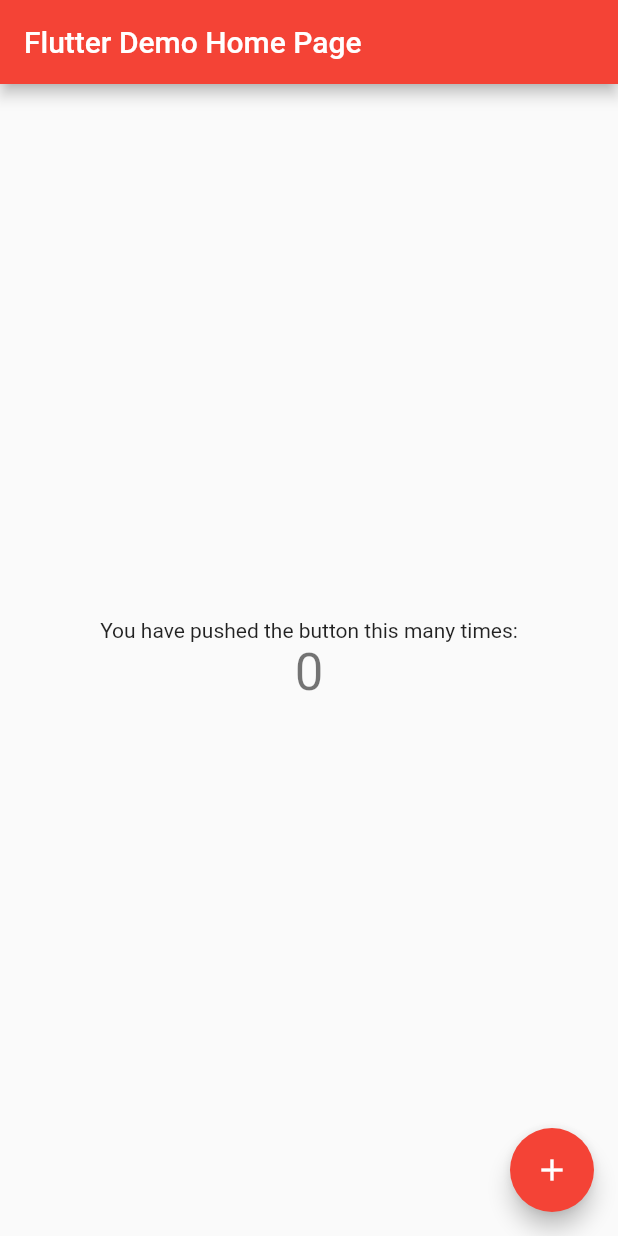
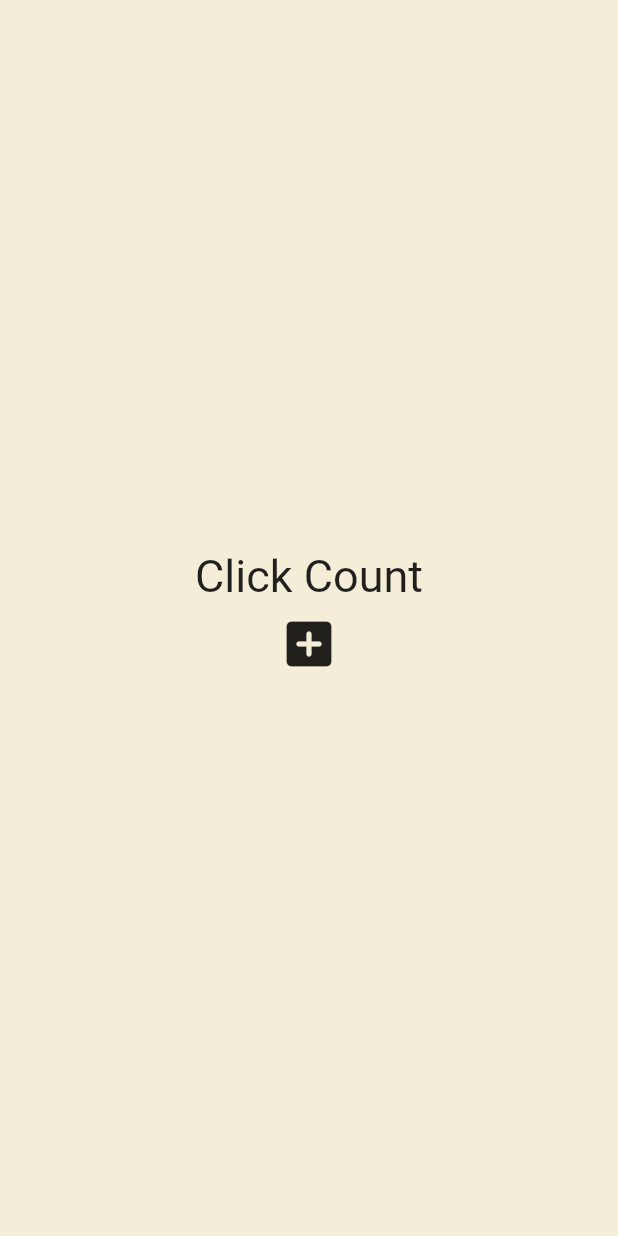
Before and after one commit to koreakb/flutter_state, a Flutter app: the screen it shows after launch, on a phone screen of 412 x 824 dp. Run offline on Flutter 3.47's test engine with Material 2 defaults, Android fonts, the phone set to English and light mode, and no system bars.

Commit message:
first commit

```diff
--- a/lib/main.dart
+++ b/lib/main.dart
@@ -1,115 +1,47 @@
 import 'package:flutter/material.dart';
+import 'main_homepage.dart';
 
 void main() {
-  runApp(const MyApp());
+  runApp(App());
 }
 
-class MyApp extends StatelessWidget {
-  const MyApp({super.key});
-
-  // This widget is the root of your application.
+class App extends StatefulWidget {
   @override
-  Widget build(BuildContext context) {
-    return MaterialApp(
-      title: 'Flutter Demo',
-      theme: ThemeData(
-        // This is the theme of your application.
-        //
-        // Try running your application with "flutter run". You'll see the
-        // application has a blue toolbar. Then, without quitting the app, try
-        // changing the primarySwatch below to Colors.green and then invoke
-        // "hot reload" (press "r" in the console where you ran "flutter run",
-        // or simply save your changes to "hot reload" in a Flutter IDE).
-        // Notice that the counter didn't reset back to zero; the application
-        // is not restarted.
-        primarySwatch: Colors.red,
-      ),
-      home: const MyHomePage(title: 'Flutter Demo Home Page'),
-    );
-  }
+  State<App> createState() => _AppState();
 }
 
-class MyHomePage extends StatefulWidget {
-  const MyHomePage({super.key, required this.title});
+class _AppState extends State<App> {
+  // This widget is the root of your application.
 
-  // This widget is the home page of your application. It is stateful, meaning
-  // that it has a State object (defined below) that contains fields that affect
-  // how it looks.
+  List<int> numbers = [];
 
-  // This class is the configuration for the state. It holds the values (in this
-  // case the title) provided by the parent (in this case the App widget) and
-  // used by the build method of the State. Fields in a Widget subclass are
-  // always marked "final".
-
-  final String title;
-
-  @override
-  State<MyHomePage> createState() => _MyHomePageState();
-}
-
-class _MyHomePageState extends State<MyHomePage> {
-  int _counter = 0;
-
-  void _incrementCounter() {
-    setState(() {
-      // This call to setState tells the Flutter framework that something has
-      // changed in this State, which causes it to rerun the build method below
-      // so that the display can reflect the updated values. If we changed
-      // _counter without calling setState(), then the build method would not be
-      // called again, and so nothing would appear to happen.
-      _counter++;
-    });
+  void onClicked() {
+    numbers.add(numbers.length);
+    print(numbers);
   }
 
   @override
   Widget build(BuildContext context) {
-    // This method is rerun every time setState is called, for instance as done
-    // by the _incrementCounter method above.
-    //
-    // The Flutter framework has been optimized to make rerunning build methods
-    // fast, so that you can just rebuild anything that needs updating rather
-    // than having to individually change instances of widgets.
-    return Scaffold(
-      appBar: AppBar(
-        // Here we take the value from the MyHomePage object that was created by
-        // the App.build method, and use it to set our appbar title.
-        title: Text(widget.title),
-      ),
-      body: Center(
-        // Center is a layout widget. It takes a single child and positions it
-        // in the middle of the parent.
-        child: Column(
-          // Column is also a layout widget. It takes a list of children and
-          // arranges them vertically. By default, it sizes itself to fit its
-          // children horizontally, and tries to be as tall as its parent.
-          //
-          // Invoke "debug painting" (press "p" in the console, choose the
-          // "Toggle Debug Paint" action from the Flutter Inspector in Android
-          // Studio, or the "Toggle Debug Paint" command in Visual Studio Code)
-          // to see the wireframe for each widget.
-          //
-          // Column has various properties to control how it sizes itself and
-          // how it positions its children. Here we use mainAxisAlignment to
-          // center the children vertically; the main axis here is the vertical
-          // axis because Columns are vertical (the cross axis would be
-          // horizontal).
-          mainAxisAlignment: MainAxisAlignment.center,
-          children: <Widget>[
-            const Text(
-              'You have pushed the button this many times:',
-            ),
-            Text(
-              '$_counter',
-              style: Theme.of(context).textTheme.headline4,
-            ),
-          ],
+    return MaterialApp(
+      home: Scaffold(
+        backgroundColor: const Color(0xFFF4EDD8),
+        body: Center(
+          child: Column(
+            mainAxisAlignment: MainAxisAlignment.center,
+            children: [
+              const Text(
+                'Click Count',
+                style: TextStyle(fontSize: 30),
+              ),
+              IconButton(
+                iconSize: 40,
+                onPressed: onClicked,
+                icon: const Icon(Icons.add_box_rounded),
+              ),
+            ],
+          ),
         ),
       ),
-      floatingActionButton: FloatingActionButton(
-        onPressed: _incrementCounter,
-        tooltip: 'Increment',
-        child: const Icon(Icons.add),
-      ), // This trailing comma makes auto-formatting nicer for build methods.
     );
   }
 }
```
Also changed, not shown: lib/main_homepage.dart (added, +86 -0 lines), 1 other file.
